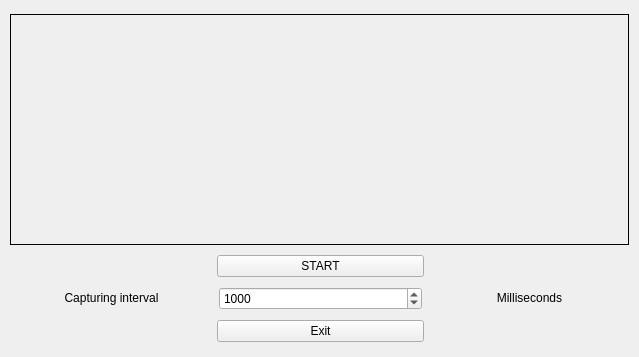
Above: userscreen.ui from mnxoid/Recognitor before the change. Below: the same form after it.
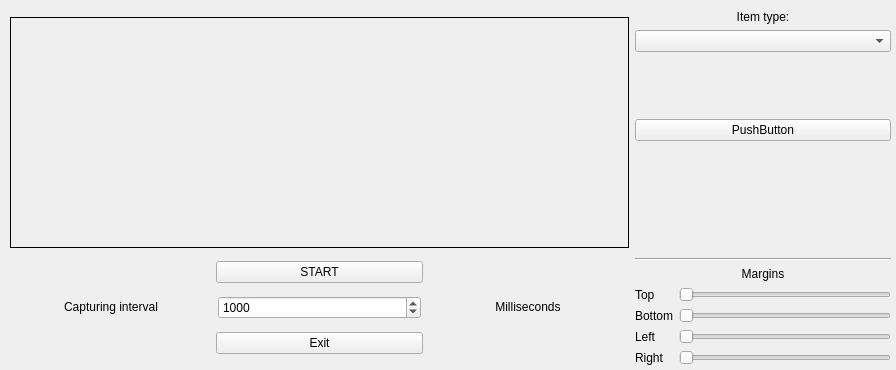
That is the form after the change.

```diff
--- a/userscreen.ui
+++ b/userscreen.ui
@@ -6,23 +6,25 @@
    <rect>
     <x>0</x>
     <y>0</y>
-    <width>639</width>
-    <height>357</height>
+    <width>896</width>
+    <height>370</height>
    </rect>
   </property>
   <property name="windowTitle">
    <string>User Mode</string>
   </property>
   <widget class="QWidget" name="centralwidget">
-   <widget class="QWidget" name="layoutWidget">
+   <widget class="QWidget" name="">
     <property name="geometry">
      <rect>
       <x>10</x>
       <y>10</y>
-      <width>621</width>
-      <height>338</height>
+      <width>881</width>
+      <height>355</height>
      </rect>
     </property>
+    <layout class="QHBoxLayout" name="horizontalLayout_4">
+     <item>
     <layout class="QVBoxLayout" name="verticalLayout">
      <item>
       <widget class="QLabel" name="label_3">
@@ -187,6 +189,139 @@
           </size>
          </property>
         </spacer>
+         </item>
+        </layout>
+       </item>
+      </layout>
+     </item>
+     <item>
+      <layout class="QVBoxLayout" name="verticalLayout_3">
+       <item>
+        <widget class="QLabel" name="label_9">
+         <property name="text">
+          <string>Item type:</string>
+         </property>
+         <property name="alignment">
+          <set>Qt::AlignCenter</set>
+         </property>
+        </widget>
+       </item>
+       <item>
+        <layout class="QVBoxLayout" name="verticalLayout_2">
+         <item>
+          <widget class="QComboBox" name="comboBox"/>
+         </item>
+         <item>
+          <spacer name="verticalSpacer">
+           <property name="orientation">
+            <enum>Qt::Vertical</enum>
+           </property>
+           <property name="sizeHint" stdset="0">
+            <size>
+             <width>20</width>
+             <height>40</height>
+            </size>
+           </property>
+          </spacer>
+         </item>
+         <item>
+          <widget class="QPushButton" name="pushButton_3">
+           <property name="text">
+            <string>PushButton</string>
+           </property>
+          </widget>
+         </item>
+        </layout>
+       </item>
+       <item>
+        <spacer name="verticalSpacer_2">
+         <property name="orientation">
+          <enum>Qt::Vertical</enum>
+         </property>
+         <property name="sizeHint" stdset="0">
+          <size>
+           <width>20</width>
+           <height>40</height>
+          </size>
+         </property>
+        </spacer>
+       </item>
+       <item>
+        <widget class="Line" name="line">
+         <property name="orientation">
+          <enum>Qt::Horizontal</enum>
+         </property>
+        </widget>
+       </item>
+       <item>
+        <widget class="QLabel" name="label_4">
+         <property name="text">
+          <string>Margins</string>
+         </property>
+         <property name="alignment">
+          <set>Qt::AlignCenter</set>
+         </property>
+        </widget>
+       </item>
+       <item>
+        <layout class="QGridLayout" name="gridLayout">
+         <item row="0" column="0">
+          <widget class="QLabel" name="label_5">
+           <property name="text">
+            <string>Top</string>
+           </property>
+          </widget>
+         </item>
+         <item row="1" column="0" colspan="3">
+          <widget class="QLabel" name="label_6">
+           <property name="text">
+            <string>Bottom</string>
+           </property>
+          </widget>
+         </item>
+         <item row="1" column="3">
+          <widget class="QSlider" name="horizontalSlider_2">
+           <property name="orientation">
+            <enum>Qt::Horizontal</enum>
+           </property>
+          </widget>
+         </item>
+         <item row="2" column="0">
+          <widget class="QLabel" name="label_7">
+           <property name="text">
+            <string>Left</string>
+           </property>
+          </widget>
+         </item>
+         <item row="3" column="0" colspan="2">
+          <widget class="QLabel" name="label_8">
+           <property name="text">
+            <string>Right</string>
+           </property>
+          </widget>
+         </item>
+         <item row="3" column="3">
+          <widget class="QSlider" name="horizontalSlider_4">
+           <property name="orientation">
+            <enum>Qt::Horizontal</enum>
+           </property>
+          </widget>
+         </item>
+         <item row="2" column="3">
+          <widget class="QSlider" name="horizontalSlider">
+           <property name="orientation">
+            <enum>Qt::Horizontal</enum>
+           </property>
+          </widget>
+         </item>
+         <item row="0" column="3">
+          <widget class="QSlider" name="horizontalSlider_3">
+           <property name="orientation">
+            <enum>Qt::Horizontal</enum>
+           </property>
+          </widget>
+         </item>
+        </layout>
        </item>
       </layout>
      </item>
```
Lines whose indentation alone changed are shown as unchanged.
